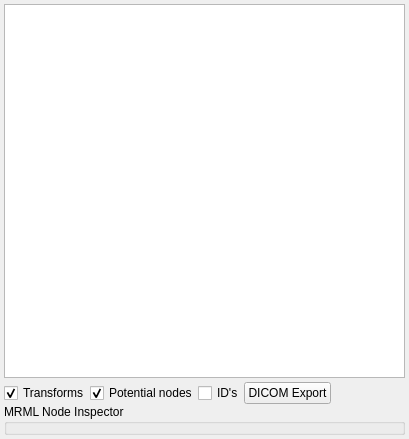
Before: the Qt Designer form Modules/Loadable/SubjectHierarchy/Resources/UI/qSlicerSubjectHierarchyModule.ui in cpinter/SlicerGitSVNArchive, drawn with Qt 5.
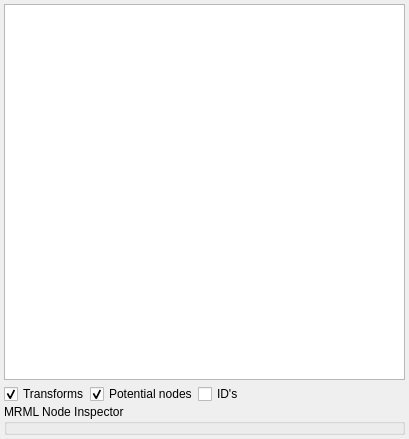
After: the same form once the commit is applied. Icons and pictures are not drawn. Custom widgets are drawn as their Qt base class.

Commit message:
ENH: Open export dialog from subject hierarchy WIP
It is now possible to register subject hierarchy plugin from python. Moved DICOM plugin to DICOMLib. Removed Export button from subject hierarchy, the export dialog can be opened from context menu through the DICOM subject hierarchy plugin instead.

```diff
--- a/Modules/Loadable/SubjectHierarchy/Resources/UI/qSlicerSubjectHierarchyModule.ui
+++ b/Modules/Loadable/SubjectHierarchy/Resources/UI/qSlicerSubjectHierarchyModule.ui
@@ -95,22 +95,6 @@
          </property>
         </widget>
        </item>
-       <item>
-        <widget class="QPushButton" name="DICOMExportButton">
-         <property name="minimumSize">
-          <size>
-           <width>84</width>
-           <height>0</height>
-          </size>
-         </property>
-         <property name="toolTip">
-          <string>Open DICOM export window</string>
-         </property>
-         <property name="text">
-          <string>DICOM Export</string>
-         </property>
-        </widget>
-       </item>
        <item>
         <spacer name="horizontalSpacer">
          <property name="orientation">
```
The commit also changes 21 other files.
